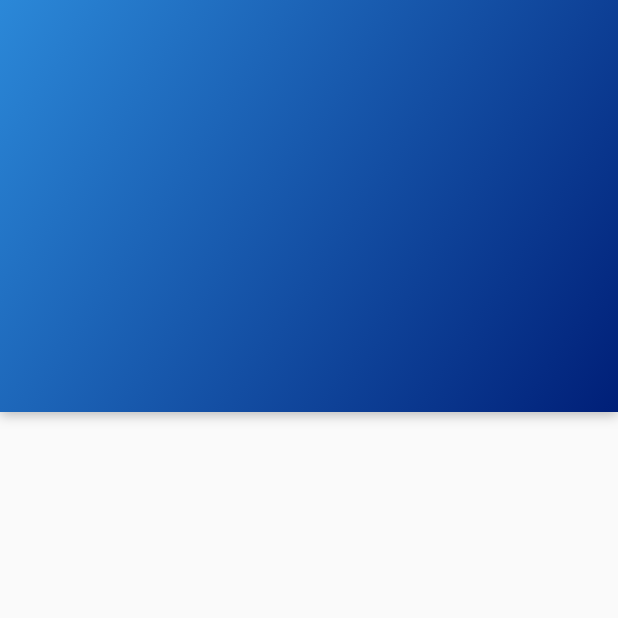
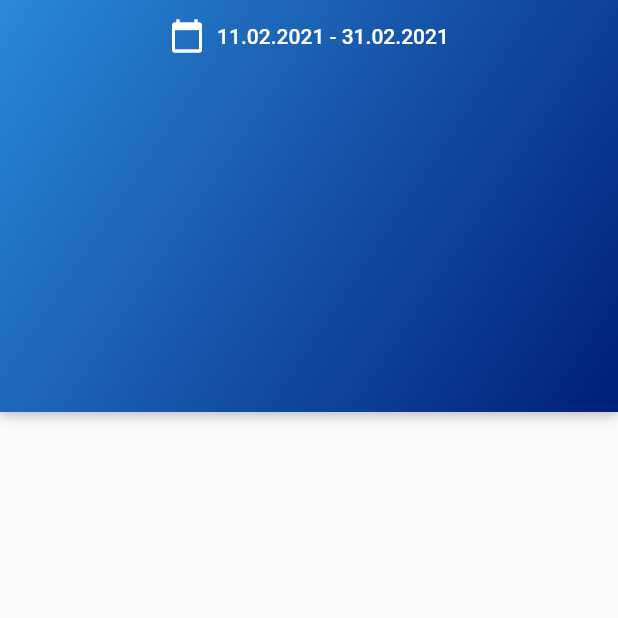
Before and after one commit to ntfnd404/ediwallet, a Flutter app: the screen it shows after launch, on a phone screen of 412 x 824 dp, the top half of it. Run offline on Flutter 3.47's test engine with Material 2 defaults, Android fonts, the light colour scheme and no system bars.

Commit message:
Add calendar button

```diff
--- a/lib/main.dart
+++ b/lib/main.dart
@@ -55,7 +55,39 @@ class _MyHomePageState extends State<MyHomePage> {
                 gradient: new LinearGradient(colors: [
                   Color.fromRGBO(43, 136, 216, 1),
                   Color.fromRGBO(0, 31, 120, 1)
-                    ], begin: Alignment.topLeft, end: Alignment.bottomRight))),
+                ], begin: Alignment.topLeft, end: Alignment.bottomRight),
+              ),
+            ),
+            SafeArea(
+              child: Align(
+                alignment: Alignment.topCenter,
+                child: TextButton.icon(
+                  onPressed: () {
+                    print("Clicked!!!2");
+                  },
+                  icon: Icon(
+                    Icons.calendar_today,
+                    color: Colors.white,
+                  ),
+                  label: Text("11.02.2021 - 31.02.2021"),
+                  style: ButtonStyle(
+                      foregroundColor:
+                          MaterialStateProperty.all<Color>(Colors.white)),
+                ),
+                // child: Opacity(
+                //     opacity: 1,
+                //     child: ElevatedButton.icon(
+                //       onPressed: () {
+                //         print("Clicked!!!");
+                //       },
+                //       icon: Icon(
+                //         Icons.calendar_today,
+                //         color: Colors.white,
+                //       ),
+                //       label: Text("Test"),
+                //     )),
+              ),
+            )
           ])
         ],
       ),
```
Lines whose indentation alone changed are shown as unchanged.
